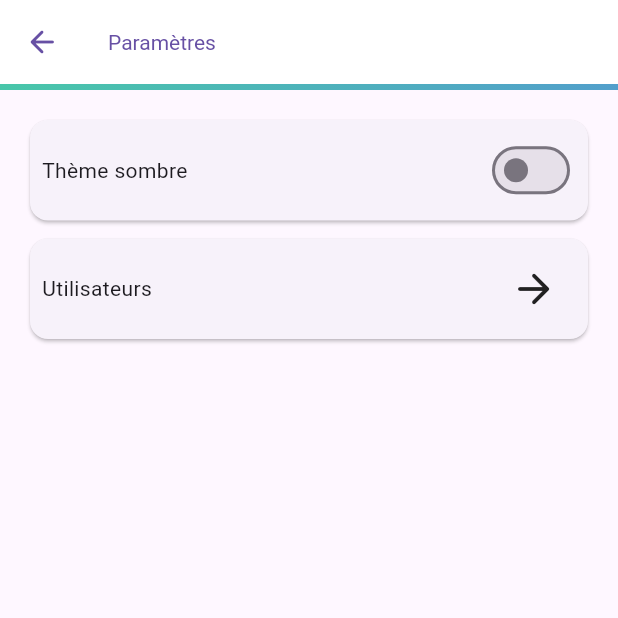
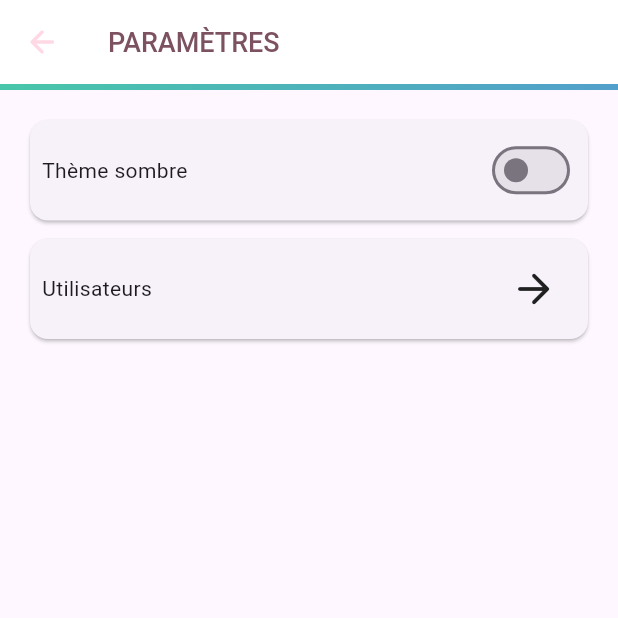
Before and after one commit to ArnaudGrt/flutter_linegitud, a Flutter app: the Settings screen opened by its route, on a phone screen of 412 x 824 dp, the top half of it. Run offline on Flutter 3.47's test engine with Material 3 defaults, Android fonts, the phone set to English and light mode, and no system bars; our stand-ins replace font_awesome_flutter, get, shared_preferences, sqflite_common_ffi; accounts and stored records are empty.

Commit message:
🚀 (settings) screen : theme & back button

```diff
--- a/lib/screens/settings.dart
+++ b/lib/screens/settings.dart
@@ -1,7 +1,7 @@
 import 'package:flutter/material.dart';
 import 'package:get/get.dart';
 import 'package:linegitud/controllers/settings.dart';
-
+import 'package:linegitud/routes/router.dart';
 class Settings extends StatelessWidget {
   Settings({super.key});
 
@@ -14,17 +14,19 @@ class Settings extends StatelessWidget {
     return Scaffold(
         appBar: AppBar(
             backgroundColor: theme.colorScheme.surfaceContainerLowest,
-            iconTheme: IconThemeData(color: theme.colorScheme.primary),
-            titleTextStyle: TextStyle(color: theme.colorScheme.onSurface),
-            title: Text(
-              "Paramètres",
-              style: TextStyle(color: theme.colorScheme.primary),
-            ),
+            iconTheme:
+                IconThemeData(color: theme.colorScheme.tertiaryContainer),
+            title: Text("Paramètres".toUpperCase(),
+                style: TextStyle(
+                    color: theme.colorScheme.tertiary,
+                    fontSize: 18,
+                    fontWeight: FontWeight.w500)),
             leading: IconButton(
               icon: const Icon(Icons.arrow_back_rounded),
               tooltip: "Retour",
               onPressed: () {
                 Get.back();
+                Get.offAllNamed(AppRoutes.home, id: 1);
               },
             ),
             bottom: PreferredSize(
```
